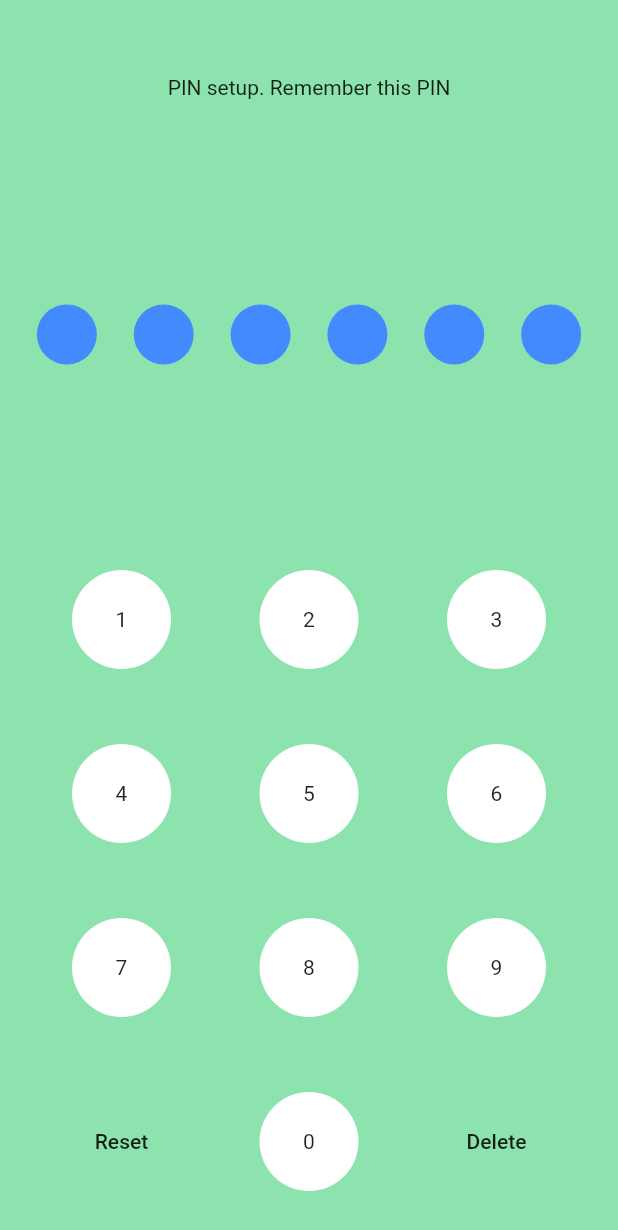
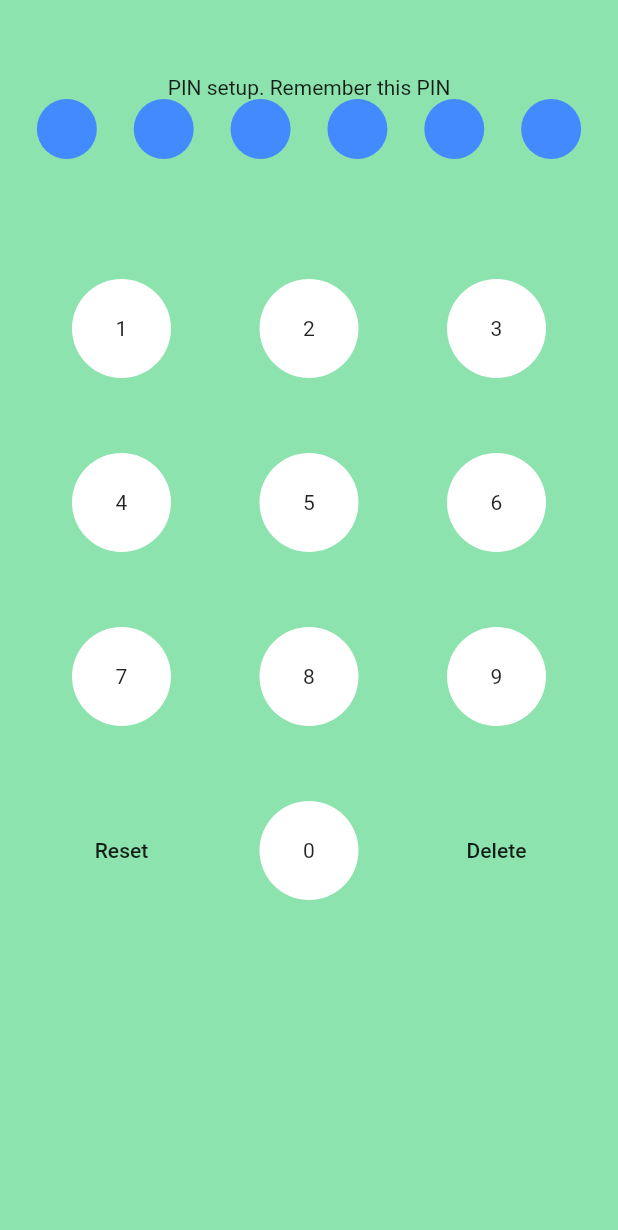
Before and after one commit to suljevicsemir/transactions_app, a Flutter app: the PINConfiguration screen opened by its route, on a phone screen of 412 x 824 dp. Shown: the top 1230 px of the screen. Run offline on Flutter 3.47's test engine with Material 2 defaults, Android fonts, the phone set to English and light mode, and no system bars; our stand-ins replace cloud_firestore, firebase_auth, firebase_core, flutter_secure_storage; missing offline and left inert: flutter_beep; accounts and stored records are empty; network calls fail.

```diff
--- a/lib/main.dart
+++ b/lib/main.dart
@@ -18,7 +18,7 @@ class App extends StatelessWidget {
   Widget build(BuildContext context) {
     return MaterialApp(
       debugShowCheckedModeBanner: false,
-      initialRoute: AccountCreate.route,
+      initialRoute: Wrapper.route,
       routes: {
         Wrapper.route : (context) => Wrapper(),
         PINState.route : (context) => PINState(),
--- a/lib/utils/account_create_controller.dart
+++ b/lib/utils/account_create_controller.dart
@@ -4,4 +4,5 @@ class AccountInfoValidator {
 
 
 
+
 }
--- a/lib/widget/login_form_widget.dart
+++ b/lib/widget/login_form_widget.dart
@@ -42,7 +42,7 @@ class _LoginFormState extends State<LoginForm> {
                  ),
                ),
              ),
-             SizedBox(height: 10,),
+             SizedBox(height: 30,),
              RichText(
                text: TextSpan(text: 'Don\'t have an account ?  ', style: TextStyle(color: Colors.grey) ,
                children: [
--- a/lib/widget/pin_request_widget.dart
+++ b/lib/widget/pin_request_widget.dart
@@ -110,12 +110,13 @@ class _PINRequestWidgetState extends State<PINRequestWidget> {
   @override
   Widget build(BuildContext context) {
 
-    return Column(
-      mainAxisAlignment: MainAxisAlignment.start,
+    return Container(
+      child: Column(
+        //mainAxisAlignment: MainAxisAlignment.start,
         children: [
-        Expanded(
+          Container(
+            margin: EdgeInsets.only(bottom: 80),
             child: Row(
-            crossAxisAlignment: CrossAxisAlignment.start,
               mainAxisAlignment: MainAxisAlignment.spaceEvenly,
               children: [
                 PINCircle(changeColor: _numbersEntered >= 1,),
@@ -127,6 +128,7 @@ class _PINRequestWidgetState extends State<PINRequestWidget> {
               ],
             ),
           ),
+
           //SizedBox(height: 0.1 * MediaQuery.of(context).size.height,),
           Container(
             margin: EdgeInsets.only(bottom: 30),
@@ -181,6 +183,7 @@ class _PINRequestWidgetState extends State<PINRequestWidget> {
           )
         ],
 
+      ),
     );
   }
 }
```
Also changed, not shown: lib/firebase_services/firebase_authentication.dart (+17 -2 lines), lib/models/view_models/registration.dart (+25 -2 lines), lib/screens/pin_screen.dart (+0 -24 lines), lib/widget/account_create_form.dart (+26 -1 lines). Lines whose indentation alone changed are shown as unchanged.
